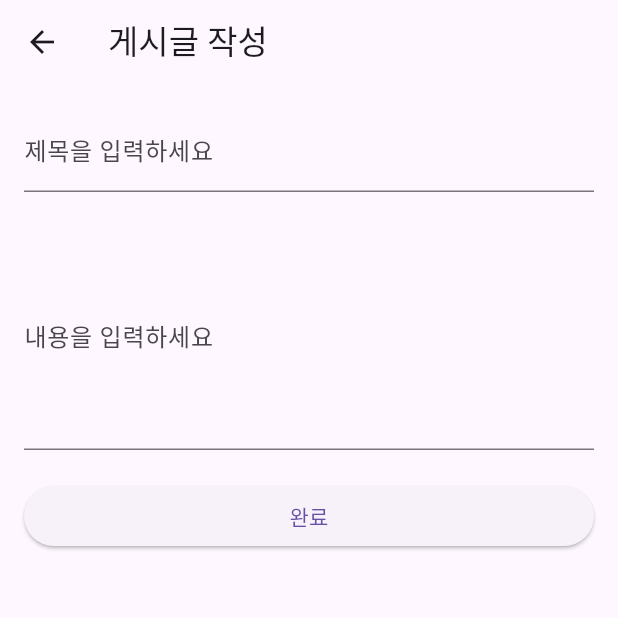
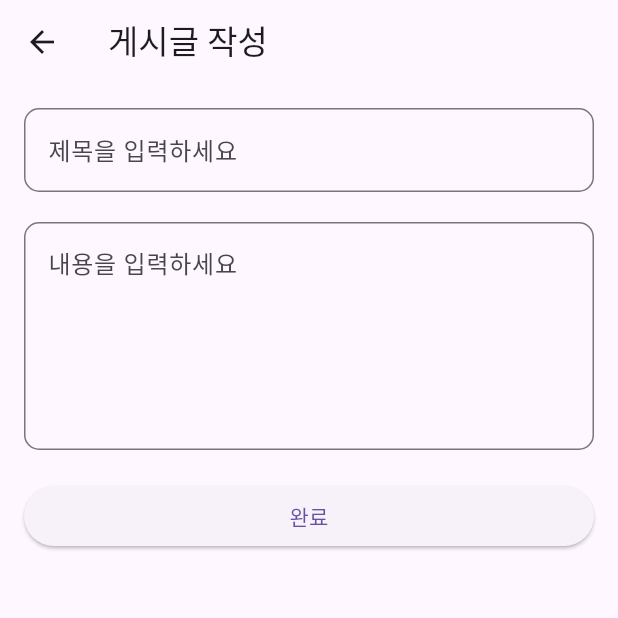
Before and after one commit to hackyeon/book_forest, a Flutter app: the PostCreateScreen screen opened directly, on a phone screen of 412 x 824 dp, the top half of it. Run offline on Flutter 3.47's test engine with Material 3 defaults, Android fonts, the phone set to English and light mode, and no system bars; our stand-ins replace fluttertoast, shared_preferences; accounts and stored records are empty.

Commit message:
게시글 작성 디자인 변경

```diff
--- a/lib/screens/post_create_screen.dart
+++ b/lib/screens/post_create_screen.dart
@@ -62,7 +62,7 @@ class _PostCreateScreenState extends State<PostCreateScreen> {
       appBar: AppBar(
         title: Text(widget.post == null ? '게시글 작성' : '게시글 수정'),
       ),
-      body: Padding(
+      body: SingleChildScrollView(  // 스크롤 가능하도록 SingleChildScrollView 추가
         padding: const EdgeInsets.all(16.0),
         child: Column(
           crossAxisAlignment: CrossAxisAlignment.stretch,
@@ -71,6 +71,10 @@ class _PostCreateScreenState extends State<PostCreateScreen> {
               controller: _titleController,
               decoration: InputDecoration(
                 labelText: '제목을 입력하세요',
+                border: OutlineInputBorder( // 테두리 추가
+                  borderRadius: BorderRadius.circular(10.0), // 둥근 테두리
+                  borderSide: BorderSide(color: Colors.grey), // 테두리 색상 설정
+                ),
               ),
             ),
             SizedBox(height: 20),
@@ -78,8 +82,14 @@ class _PostCreateScreenState extends State<PostCreateScreen> {
               controller: _contentController,
               decoration: InputDecoration(
                 labelText: '내용을 입력하세요',
+                alignLabelWithHint: true,  // 레이블을 항상 위쪽에 고정
+                border: OutlineInputBorder( // 테두리 추가
+                  borderRadius: BorderRadius.circular(10.0), // 둥근 테두리
+                  borderSide: BorderSide(color: Colors.grey), // 테두리 색상 설정
+                ),
               ),
-              maxLines: 5,
+              maxLines: null,  // maxLines를 null로 설정하여 줄 수 제한 없음 (자동으로 높이 조절)
+              minLines: 5,  // 최소 5줄 설정
             ),
             SizedBox(height: 20),
             ElevatedButton(
```
